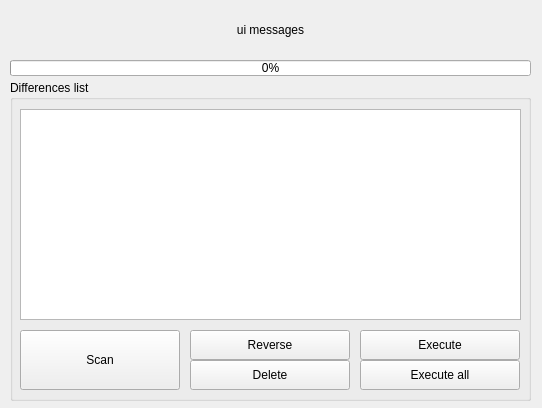
First picture: the form in forms/mainwindow.ui, repository igrek51/adb-sync, before the edit.
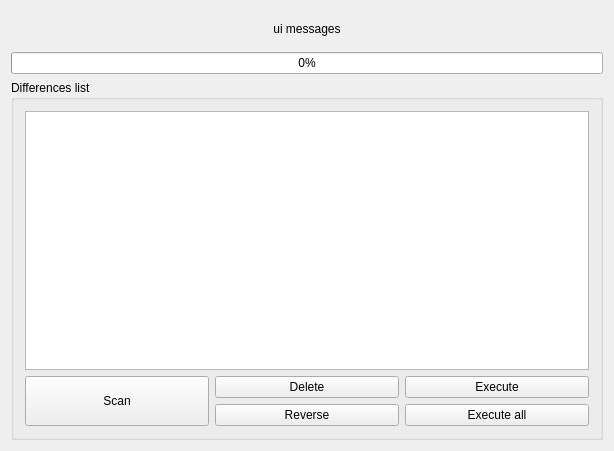
Second picture: the form after the edit.

Commit message: Improved responsive layout for main window

What changed in the file:
```diff
--- a/forms/mainwindow.ui
+++ b/forms/mainwindow.ui
@@ -6,22 +6,42 @@
    <rect>
     <x>0</x>
     <y>0</y>
-    <width>542</width>
-    <height>408</height>
+       <width>614</width>
+       <height>451</height>
    </rect>
   </property>
   <property name="windowTitle">
    <string>ADB Sync</string>
   </property>
   <widget class="QWidget" name="centralWidget">
+      <property name="enabled">
+          <bool>true</bool>
+      </property>
+      <property name="sizePolicy">
+          <sizepolicy hsizetype="Preferred" vsizetype="Preferred">
+              <horstretch>0</horstretch>
+              <verstretch>0</verstretch>
+          </sizepolicy>
+      </property>
+      <layout class="QGridLayout" name="gridLayout">
+          <item row="0" column="0">
+              <layout class="QVBoxLayout" name="verticalLayout">
+                  <property name="sizeConstraint">
+                      <enum>QLayout::SetMaximumSize</enum>
+                  </property>
+                  <item>
    <widget class="QLabel" name="ui_messages">
-    <property name="geometry">
-     <rect>
-      <x>0</x>
-      <y>0</y>
-      <width>541</width>
-      <height>60</height>
-     </rect>
+                          <property name="sizePolicy">
+                              <sizepolicy hsizetype="Preferred" vsizetype="Fixed">
+                                  <horstretch>0</horstretch>
+                                  <verstretch>0</verstretch>
+                              </sizepolicy>
+                          </property>
+                          <property name="minimumSize">
+                              <size>
+                                  <width>0</width>
+                                  <height>35</height>
+                              </size>
     </property>
     <property name="text">
      <string>ui messages</string>
@@ -36,27 +56,30 @@
      <bool>true</bool>
     </property>
    </widget>
+                  </item>
+                  <item>
+                      <widget class="QProgressBar" name="progress1">
+                          <property name="sizePolicy">
+                              <sizepolicy hsizetype="Preferred" vsizetype="Fixed">
+                                  <horstretch>0</horstretch>
+                                  <verstretch>0</verstretch>
+                              </sizepolicy>
+                          </property>
+                          <property name="value">
+                              <number>0</number>
+                          </property>
+                      </widget>
+                  </item>
+                  <item>
    <widget class="QGroupBox" name="groupBox1">
-    <property name="geometry">
-     <rect>
-      <x>10</x>
-      <y>80</y>
-      <width>521</width>
-      <height>321</height>
-     </rect>
-    </property>
     <property name="title">
      <string>Differences list</string>
     </property>
+                          <layout class="QGridLayout" name="gridLayout_2">
+                              <item row="0" column="0">
+                                  <layout class="QVBoxLayout" name="verticalLayout_2">
+                                      <item>
     <widget class="QTableWidget" name="list1">
-     <property name="geometry">
-      <rect>
-       <x>10</x>
-       <y>29</y>
-       <width>501</width>
-       <height>211</height>
-      </rect>
-     </property>
      <property name="editTriggers">
       <set>QAbstractItemView::NoEditTriggers</set>
      </property>
@@ -94,88 +117,106 @@
       <bool>true</bool>
      </attribute>
     </widget>
+                                      </item>
+                                      <item>
+                                          <layout class="QGridLayout" name="gridLayout_3">
+                                              <item row="0" column="0">
     <widget class="QPushButton" name="pb_scan">
      <property name="enabled">
       <bool>true</bool>
      </property>
-     <property name="geometry">
-      <rect>
-       <x>10</x>
-       <y>250</y>
-       <width>160</width>
-       <height>60</height>
-      </rect>
+                                                      <property name="sizePolicy">
+                                                          <sizepolicy hsizetype="Minimum"
+                                                                      vsizetype="Preferred">
+                                                              <horstretch>0</horstretch>
+                                                              <verstretch>0</verstretch>
+                                                          </sizepolicy>
      </property>
      <property name="text">
       <string>Scan</string>
      </property>
     </widget>
-    <widget class="QPushButton" name="pb_reverse">
-     <property name="geometry">
-      <rect>
-       <x>180</x>
-       <y>250</y>
-       <width>160</width>
-       <height>30</height>
-      </rect>
-     </property>
-     <property name="text">
-      <string>Reverse</string>
-     </property>
-    </widget>
-    <widget class="QPushButton" name="pb_execute">
-     <property name="geometry">
-      <rect>
-       <x>350</x>
-       <y>250</y>
-       <width>160</width>
-       <height>30</height>
-      </rect>
+                                              </item>
+                                              <item row="0" column="2">
+                                                  <layout class="QVBoxLayout"
+                                                          name="verticalLayout_4">
+                                                      <item>
+                                                          <widget class="QPushButton"
+                                                                  name="pb_execute">
+                                                              <property name="sizePolicy">
+                                                                  <sizepolicy hsizetype="Minimum"
+                                                                              vsizetype="Preferred">
+                                                                      <horstretch>0</horstretch>
+                                                                      <verstretch>0</verstretch>
+                                                                  </sizepolicy>
      </property>
      <property name="text">
       <string>Execute</string>
      </property>
     </widget>
-    <widget class="QPushButton" name="pb_delete">
-     <property name="geometry">
-      <rect>
-       <x>180</x>
-       <y>280</y>
-       <width>160</width>
-       <height>30</height>
-      </rect>
-     </property>
-     <property name="text">
-      <string>Delete</string>
-     </property>
-    </widget>
-    <widget class="QPushButton" name="pb_execute_all">
-     <property name="geometry">
-      <rect>
-       <x>350</x>
-       <y>280</y>
-       <width>160</width>
-       <height>30</height>
-      </rect>
+                                                      </item>
+                                                      <item>
+                                                          <widget class="QPushButton"
+                                                                  name="pb_execute_all">
+                                                              <property name="sizePolicy">
+                                                                  <sizepolicy hsizetype="Minimum"
+                                                                              vsizetype="Preferred">
+                                                                      <horstretch>0</horstretch>
+                                                                      <verstretch>0</verstretch>
+                                                                  </sizepolicy>
      </property>
      <property name="text">
       <string>Execute all</string>
      </property>
     </widget>
-   </widget>
-   <widget class="QProgressBar" name="progress1">
-    <property name="geometry">
-     <rect>
-      <x>10</x>
-      <y>60</y>
-      <width>521</width>
-      <height>16</height>
-     </rect>
-    </property>
-    <property name="value">
-     <number>0</number>
-    </property>
-   </widget>
+                                                      </item>
+                                                  </layout>
+                                              </item>
+                                              <item row="0" column="1">
+                                                  <layout class="QVBoxLayout"
+                                                          name="verticalLayout_3">
+                                                      <item>
+                                                          <widget class="QPushButton"
+                                                                  name="pb_delete">
+                                                              <property name="sizePolicy">
+                                                                  <sizepolicy hsizetype="Minimum"
+                                                                              vsizetype="Preferred">
+                                                                      <horstretch>0</horstretch>
+                                                                      <verstretch>0</verstretch>
+                                                                  </sizepolicy>
+                                                              </property>
+                                                              <property name="text">
+                                                                  <string>Delete</string>
+                                                              </property>
+                                                          </widget>
+                                                      </item>
+                                                      <item>
+                                                          <widget class="QPushButton"
+                                                                  name="pb_reverse">
+                                                              <property name="sizePolicy">
+                                                                  <sizepolicy hsizetype="Minimum"
+                                                                              vsizetype="Preferred">
+                                                                      <horstretch>0</horstretch>
+                                                                      <verstretch>0</verstretch>
+                                                                  </sizepolicy>
+                                                              </property>
+                                                              <property name="text">
+                                                                  <string>Reverse</string>
+                                                              </property>
+                                                          </widget>
+                                                      </item>
+                                                  </layout>
+                                              </item>
+                                          </layout>
+                                      </item>
+                                  </layout>
+                              </item>
+                          </layout>
+                      </widget>
+                  </item>
+              </layout>
+          </item>
+      </layout>
   </widget>
  </widget>
  <layoutdefault spacing="6" margin="11"/>
```
Lines whose indentation alone changed are shown as unchanged. The commit also changes 4 other files.
